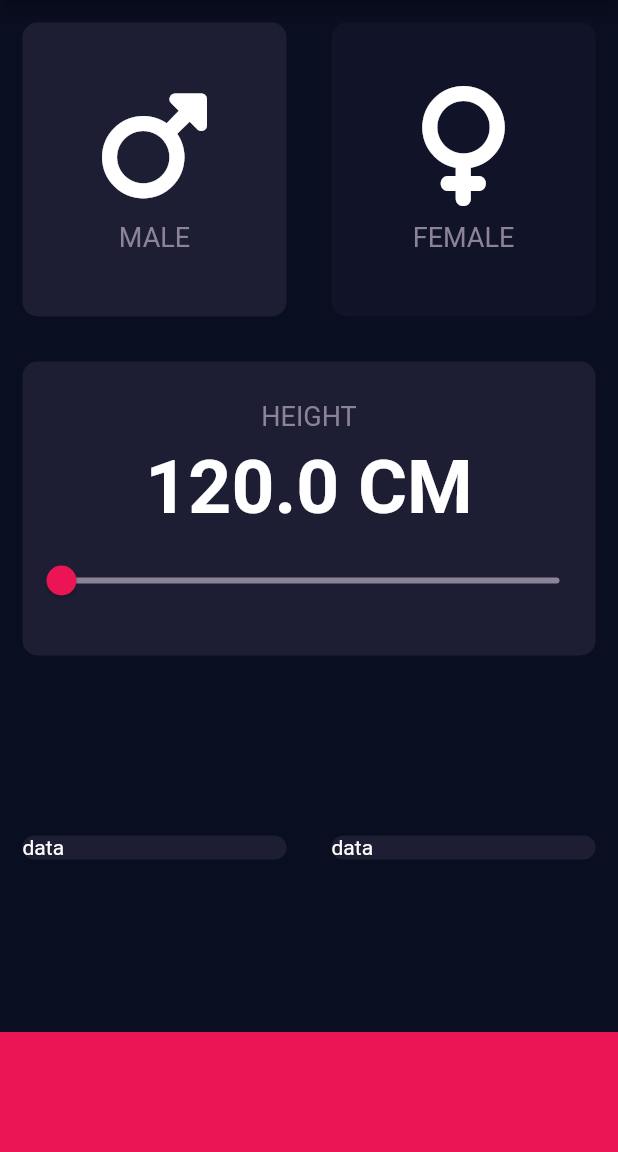
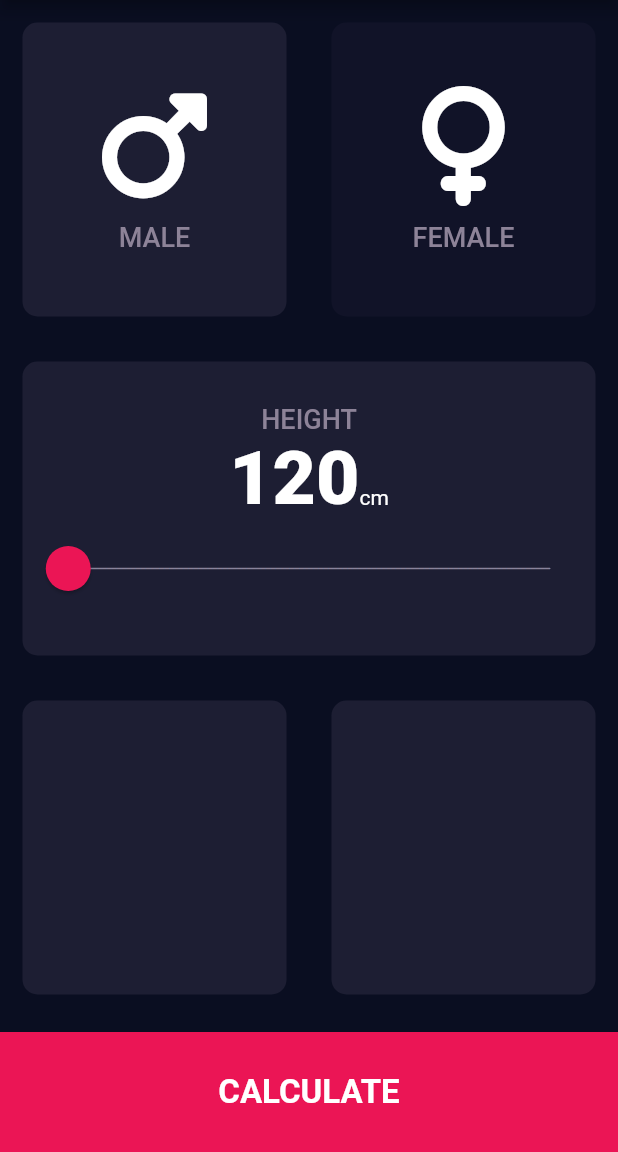
Before and after one commit to sahunitin023/bmi-calculator, a Flutter app: the screen it shows after launch, after a tap on "MALE", on a phone screen of 412 x 824 dp, the part 84-1236 px from its top. Run offline on Flutter 3.47's test engine with Material 2 defaults, Android fonts, the phone set to English and light mode, and no system bars; our stand-ins replace font_awesome_flutter.

Commit message:
Improved User Interfence

```diff
--- /dev/null
+++ b/lib/constants.dart
@@ -0,0 +1,17 @@
+import 'package:flutter/material.dart';
+
+const kActiveCardColor = Color(0xFf1D1E33);
+const kInactiveCardColor = Color(0xFF111328);
+const kBottomBoxHeight = 80.0;
+const kBottomBoxColor = Color(0xFFEB1555);
+
+const kLabelTextStyle = TextStyle(
+  color: Color(0xFF8D8398),
+  fontSize: 18.0,
+  fontWeight: FontWeight.w500,
+);
+
+const kNumberTextStyle = TextStyle(
+  fontSize: 50.0,
+  fontWeight: FontWeight.w900,
+);
--- a/lib/icon_content.dart
+++ b/lib/icon_content.dart
@@ -1,4 +1,5 @@
 import 'package:flutter/material.dart';
+import 'constants.dart';
 
 class IconContent extends StatelessWidget {
   // ignore: use_key_in_widget_constructors
@@ -21,10 +22,7 @@ class IconContent extends StatelessWidget {
         ),
         Text(
           gender,
-          style: const TextStyle(
-            color: Color(0xFF8D8398),
-            fontSize: 18.0,
-          ),
+          style: kLabelTextStyle,
         )
       ],
     );
--- a/lib/input_page.dart
+++ b/lib/input_page.dart
@@ -1,44 +1,26 @@
+// ignore_for_file: library_private_types_in_public_api
+
 import 'package:flutter/material.dart';
 import 'package:font_awesome_flutter/font_awesome_flutter.dart';
 import 'icon_content.dart';
 import 'reusable_card.dart';
+import 'constants.dart';
 
 class InputPage extends StatefulWidget {
   const InputPage({Key? key}) : super(key: key);
 
   @override
-  // ignore: library_private_types_in_public_api
   _InputPageState createState() => _InputPageState();
 }
 
-const activeCardColor = Color(0xFf1D1E33);
-const inactiveCardColor = Color(0xFF111328);
-const bottomBoxHeight = 80.0;
-const bottomBoxColor = Color(0xFFEB1555);
+enum Gender {
+  male,
+  female,
+}
 
 class _InputPageState extends State<InputPage> {
-  double userHeight = 120.0;
-  Color maleCardColor = inactiveCardColor;
-  Color femaleCardColor = inactiveCardColor;
-  void updateColor(int gen) {
-    if (gen == 1) {
-      if (maleCardColor == inactiveCardColor) {
-        maleCardColor = activeCardColor;
-        femaleCardColor = inactiveCardColor;
-      } else {
-        maleCardColor = inactiveCardColor;
-      }
-    }
-    if (gen == 2) {
-      if (femaleCardColor == inactiveCardColor) {
-        femaleCardColor = activeCardColor;
-        maleCardColor = inactiveCardColor;
-      } else {
-        femaleCardColor = inactiveCardColor;
-      }
-    }
-  }
-
+  int userHeight = 120;
+  Gender? selectedGender;
   @override
   Widget build(BuildContext context) {
     return Scaffold(
@@ -53,34 +35,34 @@ class _InputPageState extends State<InputPage> {
             child: Row(
               children: [
                 Expanded(
-                  child: GestureDetector(
-                    onTap: () {
+                  child: ReusableCard(
+                    onPress: () {
                       setState(() {
-                        updateColor(1);
+                        selectedGender = Gender.male;
                       });
                     },
-                    child: ReusableCard(
-                      colour: maleCardColor,
+                    colour: selectedGender == Gender.male
+                        ? kActiveCardColor
+                        : kInactiveCardColor,
                     cardChild: const IconContent(
                       gender: 'MALE',
                       genderIcon: FontAwesomeIcons.mars,
                     ),
                   ),
                 ),
-                ),
                 Expanded(
-                  child: GestureDetector(
-                    onTap: () {
+                  child: ReusableCard(
+                    onPress: () {
                       setState(() {
-                        updateColor(2);
+                        selectedGender = Gender.female;
                       });
                     },
-                    child: ReusableCard(
-                      colour: femaleCardColor,
+                    colour: selectedGender == Gender.female
+                        ? kActiveCardColor
+                        : kInactiveCardColor,
                     cardChild: const IconContent(
                       gender: 'FEMALE',
                       genderIcon: FontAwesomeIcons.venus,
-                      ),
                     ),
                   ),
                 ),
@@ -89,40 +71,49 @@ class _InputPageState extends State<InputPage> {
           ),
           Expanded(
             child: ReusableCard(
-              colour: activeCardColor,
+              colour: kActiveCardColor,
               cardChild: Column(
                 mainAxisAlignment: MainAxisAlignment.center,
                 children: [
                   const Text(
                     'HEIGHT',
-                    style: TextStyle(fontSize: 18.0, color: Color(0xFF8D8398)),
+                    style: kLabelTextStyle,
                   ),
-                  const SizedBox(
-                    height: 8.0,
+                  Row(
+                    mainAxisAlignment: MainAxisAlignment.center,
+                    crossAxisAlignment: CrossAxisAlignment.baseline,
+                    textBaseline: TextBaseline.alphabetic,
+                    children: [
+                      Text(
+                        userHeight.toString(),
+                        style: kNumberTextStyle,
                       ),
-                  Text(
-                    '$userHeight CM',
-                    style: const TextStyle(
-                      fontSize: 50.0,
-                      fontWeight: FontWeight.bold,
+                      const Text('cm'),
+                    ],
                   ),
+                  SliderTheme(
+                    data: SliderTheme.of(context).copyWith(
+                      trackHeight: 1.0,
+                      activeTrackColor: Colors.white,
+                      inactiveTrackColor: const Color(0xFF8D8398),
+                      overlayColor: const Color.fromARGB(29, 235, 21, 85),
+                      thumbColor: kBottomBoxColor,
+                      thumbShape:
+                          const RoundSliderThumbShape(enabledThumbRadius: 15.0),
+                      overlayShape:
+                          const RoundSliderOverlayShape(overlayRadius: 30.0),
                     ),
-                  const SizedBox(
-                    height: 8.0,
-                  ),
-                  Slider(
-                    thumbColor: bottomBoxColor,
-                    value: userHeight,
+                    child: Slider(
+                      value: userHeight.toDouble(),
                       min: 120,
-                    max: 200,
-                    divisions: 80,
-                    onChanged: (value) {
+                      max: 220,
+                      divisions: 100,
+                      onChanged: (double newValue) {
                         setState(() {
-                        userHeight = value;
+                          userHeight = newValue.round();
                         });
                       },
-                    activeColor: Colors.white,
-                    inactiveColor: const Color(0xFF8D8398),
+                    ),
                   )
                 ],
               ),
@@ -133,14 +124,14 @@ class _InputPageState extends State<InputPage> {
               children: const [
                 Expanded(
                   child: ReusableCard(
-                    colour: activeCardColor,
-                    cardChild: Text('data'),
+                    colour: kActiveCardColor,
+                    //cardChild: Text('data'),
                   ),
                 ),
                 Expanded(
                   child: ReusableCard(
-                    colour: activeCardColor,
-                    cardChild: Text('data'),
+                    colour: kActiveCardColor,
+                    //cardChild: Text('data'),
                   ),
                 ),
               ],
@@ -148,9 +139,18 @@ class _InputPageState extends State<InputPage> {
           ),
           Container(
             margin: const EdgeInsets.only(top: 10.0),
-            color: bottomBoxColor,
+            color: kBottomBoxColor,
             width: double.infinity,
-            height: bottomBoxHeight,
+            height: kBottomBoxHeight,
+            child: const Center(
+              child: Text(
+                'CALCULATE',
+                style: TextStyle(
+                  fontWeight: FontWeight.bold,
+                  fontSize: 22.0,
+                ),
+              ),
+            ),
           )
         ],
       ),
--- a/lib/reusable_card.dart
+++ b/lib/reusable_card.dart
@@ -1,19 +1,25 @@
+// ignore_for_file: use_key_in_widget_constructors
+
 import 'package:flutter/material.dart';
 
+// ignore: must_be_immutable
 class ReusableCard extends StatelessWidget {
+  const ReusableCard({required this.colour, this.cardChild, this.onPress});
   final Color colour;
-  final Widget cardChild;
-  // ignore: use_key_in_widget_constructors
-  const ReusableCard({required this.colour, required this.cardChild});
+  final Widget? cardChild;
+  final Function()? onPress;
   @override
   Widget build(BuildContext context) {
-    return Container(
-      margin: const EdgeInsets.all(15.0),
-      decoration: BoxDecoration(
-        borderRadius: BorderRadius.circular(10.0),
-        color: colour,
+    return GestureDetector(
+      onTap: onPress,
+      child: Container(
+        margin: const EdgeInsets.all(15.0),
+        decoration: BoxDecoration(
+          borderRadius: BorderRadius.circular(10.0),
+          color: colour,
+        ),
+        child: cardChild,
       ),
-      child: cardChild,
     );
   }
 }
```
Lines whose indentation alone changed are shown as unchanged.
